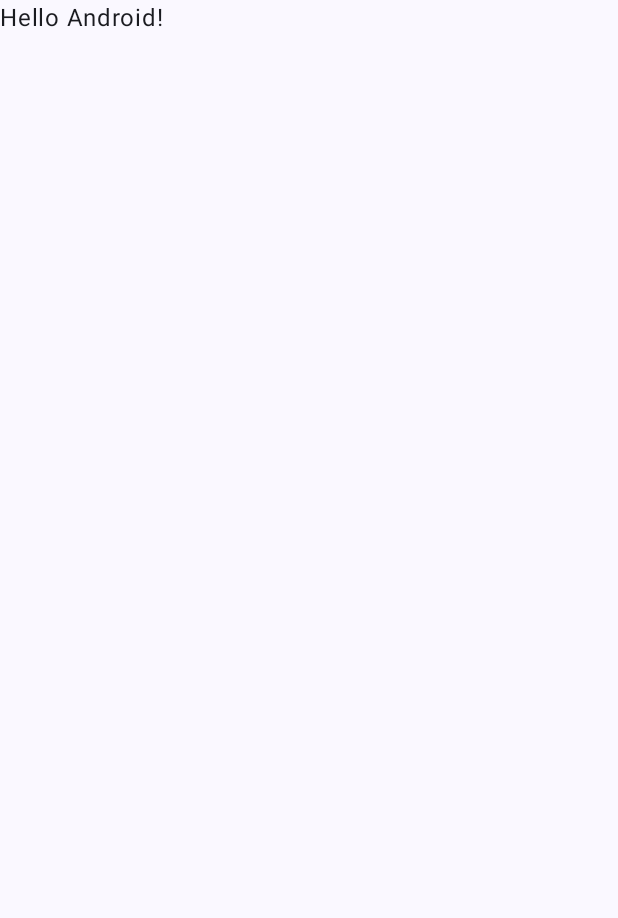
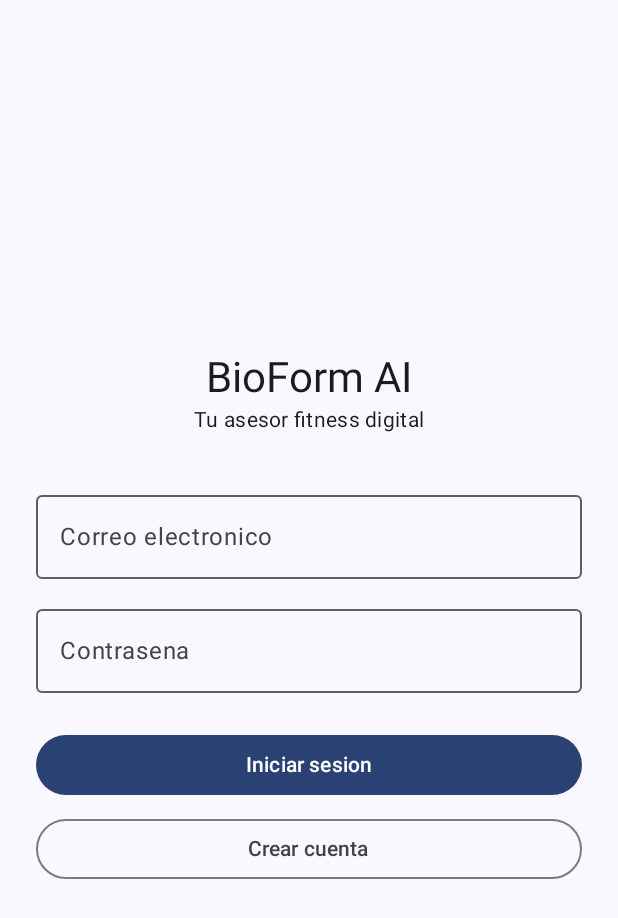
Before and after one commit to Lady-Salazar/BioForm-app, an Android app built with Jetpack Compose: the screen it shows after launch (MainActivity), on a phone screen of 412 x 824 dp. Before the commit the part shown is almost empty. Shown: the top 918 px of the screen. Run offline under Robolectric (Android 15) with nearby library versions, the phone set to English and light mode, and no system bars; our stand-ins replace Firebase (no records; nobody signed in at launch, a user with empty details on screens opened directly).

Commit message:
Fase 4.4: login con Firebase Auth (correo y contrasena)

```diff
--- /dev/null
+++ b/app/app/src/main/java/com/bioform/ai/LoginScreen.kt
@@ -0,0 +1,136 @@
+package com.bioform.ai
+
+import androidx.compose.foundation.layout.Arrangement
+import androidx.compose.foundation.layout.Column
+import androidx.compose.foundation.layout.Spacer
+import androidx.compose.foundation.layout.fillMaxSize
+import androidx.compose.foundation.layout.fillMaxWidth
+import androidx.compose.foundation.layout.height
+import androidx.compose.foundation.layout.padding
+import androidx.compose.foundation.text.KeyboardOptions
+import androidx.compose.material3.Button
+import androidx.compose.material3.CircularProgressIndicator
+import androidx.compose.material3.MaterialTheme
+import androidx.compose.material3.OutlinedButton
+import androidx.compose.material3.OutlinedTextField
+import androidx.compose.material3.Text
+import androidx.compose.runtime.Composable
+import androidx.compose.runtime.getValue
+import androidx.compose.runtime.mutableStateOf
+import androidx.compose.runtime.remember
+import androidx.compose.runtime.setValue
+import androidx.compose.ui.Alignment
+import androidx.compose.ui.Modifier
+import androidx.compose.ui.text.input.KeyboardType
+import androidx.compose.ui.text.input.PasswordVisualTransformation
+import androidx.compose.ui.unit.dp
+import com.google.firebase.FirebaseNetworkException
+import com.google.firebase.auth.FirebaseAuth
+import com.google.firebase.auth.FirebaseAuthInvalidCredentialsException
+import com.google.firebase.auth.FirebaseAuthInvalidUserException
+import com.google.firebase.auth.FirebaseAuthUserCollisionException
+import com.google.firebase.auth.FirebaseAuthWeakPasswordException
+
+/** Pantalla de inicio de sesion y registro con correo y contrasena (Firebase Auth). */
+@Composable
+fun LoginScreen(auth: FirebaseAuth, modifier: Modifier = Modifier) {
+    var email by remember { mutableStateOf("") }
+    var password by remember { mutableStateOf("") }
+    var loading by remember { mutableStateOf(false) }
+    var error by remember { mutableStateOf<String?>(null) }
+
+    // Revisa los datos antes de enviarlos a Firebase
+    fun isValid(): Boolean {
+        error = when {
+            !email.contains("@") -> "Escribe un correo electronico valido."
+            password.length < 6 -> "La contrasena debe tener al menos 6 caracteres."
+            else -> null
+        }
+        return error == null
+    }
+
+    Column(
+        modifier = modifier
+            .fillMaxSize()
+            .padding(24.dp),
+        verticalArrangement = Arrangement.Center,
+        horizontalAlignment = Alignment.CenterHorizontally,
+    ) {
+        Text("BioForm AI", style = MaterialTheme.typography.headlineMedium)
+        Text("Tu asesor fitness digital", style = MaterialTheme.typography.bodyMedium)
+
+        Spacer(Modifier.height(32.dp))
+
+        OutlinedTextField(
+            value = email,
+            onValueChange = { email = it.trim() },
+            label = { Text("Correo electronico") },
+            singleLine = true,
+            keyboardOptions = KeyboardOptions(keyboardType = KeyboardType.Email),
+            modifier = Modifier.fillMaxWidth(),
+        )
+
+        Spacer(Modifier.height(12.dp))
+
+        OutlinedTextField(
+            value = password,
+            onValueChange = { password = it },
+            label = { Text("Contrasena") },
+            singleLine = true,
+            visualTransformation = PasswordVisualTransformation(),
+            keyboardOptions = KeyboardOptions(keyboardType = KeyboardType.Password),
+            modifier = Modifier.fillMaxWidth(),
+        )
+
+        error?.let {
+            Spacer(Modifier.height(12.dp))
+            Text(it, color = MaterialTheme.colorScheme.error)
+        }
+
+        Spacer(Modifier.height(24.dp))
+
+        if (loading) {
+            CircularProgressIndicator()
+        } else {
+            Button(
+                onClick = {
+                    if (isValid()) {
+                        loading = true
+                        auth.signInWithEmailAndPassword(email, password)
+                            .addOnCompleteListener { result ->
+                                loading = false
+                                if (!result.isSuccessful) error = authErrorMessage(result.exception)
+                            }
+                    }
+                },
+                modifier = Modifier.fillMaxWidth(),
+            ) { Text("Iniciar sesion") }
+
+            Spacer(Modifier.height(8.dp))
+
+            OutlinedButton(
+                onClick = {
+                    if (isValid()) {
+                        loading = true
+                        auth.createUserWithEmailAndPassword(email, password)
+                            .addOnCompleteListener { result ->
+                                loading = false
+                                if (!result.isSuccessful) error = authErrorMessage(result.exception)
+                            }
+                    }
+                },
+                modifier = Modifier.fillMaxWidth(),
+            ) { Text("Crear cuenta") }
+        }
+    }
+}
+
+/** Traduce los errores de Firebase a mensajes claros en espanol. */
+fun authErrorMessage(e: Exception?): String = when (e) {
+    is FirebaseAuthWeakPasswordException -> "La contrasena es muy debil. Usa al menos 6 caracteres."
+    is FirebaseAuthUserCollisionException -> "Ya existe una cuenta con este correo. Inicia sesion."
+    is FirebaseAuthInvalidUserException -> "No existe una cuenta con este correo."
+    is FirebaseAuthInvalidCredentialsException -> "Correo o contrasena incorrectos."
+    is FirebaseNetworkException -> "Sin conexion a internet. Intentalo de nuevo."
+    else -> "No se pudo completar la operacion: ${e?.localizedMessage ?: "error desconocido"}"
+}
--- a/app/app/src/main/java/com/bioform/ai/MainActivity.kt
+++ b/app/app/src/main/java/com/bioform/ai/MainActivity.kt
@@ -7,11 +7,16 @@ import androidx.activity.enableEdgeToEdge
 import androidx.compose.foundation.layout.fillMaxSize
 import androidx.compose.foundation.layout.padding
 import androidx.compose.material3.Scaffold
-import androidx.compose.material3.Text
 import androidx.compose.runtime.Composable
+import androidx.compose.runtime.DisposableEffect
+import androidx.compose.runtime.getValue
+import androidx.compose.runtime.mutableStateOf
+import androidx.compose.runtime.remember
+import androidx.compose.runtime.setValue
 import androidx.compose.ui.Modifier
-import androidx.compose.ui.tooling.preview.Preview
 import com.bioform.ai.ui.theme.BioFormAITheme
+import com.google.firebase.auth.FirebaseAuth
+import com.google.firebase.auth.FirebaseUser
 
 class MainActivity : ComponentActivity() {
     override fun onCreate(savedInstanceState: Bundle?) {
@@ -20,28 +25,30 @@ class MainActivity : ComponentActivity() {
         setContent {
             BioFormAITheme {
                 Scaffold(modifier = Modifier.fillMaxSize()) { innerPadding ->
-                    Greeting(
-                        name = "Android",
-                        modifier = Modifier.padding(innerPadding)
-                    )
+                    BioFormApp(modifier = Modifier.padding(innerPadding))
                 }
             }
         }
     }
 }
 
+/** Decide que pantalla mostrar segun si hay una sesion iniciada. */
 @Composable
-fun Greeting(name: String, modifier: Modifier = Modifier) {
-    Text(
-        text = "Hello $name!",
-        modifier = modifier
-    )
-}
+fun BioFormApp(modifier: Modifier = Modifier) {
+    val auth = remember { FirebaseAuth.getInstance() }
+    var user by remember { mutableStateOf<FirebaseUser?>(auth.currentUser) }
 
-@Preview(showBackground = true)
-@Composable
-fun GreetingPreview() {
-    BioFormAITheme {
-        Greeting("Android")
+    // Escucha los cambios de sesion (login, registro, cierre de sesion)
+    DisposableEffect(auth) {
+        val listener = FirebaseAuth.AuthStateListener { user = it.currentUser }
+        auth.addAuthStateListener(listener)
+        onDispose { auth.removeAuthStateListener(listener) }
+    }
+
+    val currentUser = user
+    if (currentUser == null) {
+        LoginScreen(auth = auth, modifier = modifier)
+    } else {
+        HomeScreen(user = currentUser, onSignOut = { auth.signOut() }, modifier = modifier)
     }
 }
```
Also changed, not shown: app/app/src/main/java/com/bioform/ai/HomeScreen.kt (added, +45 -0 lines).
